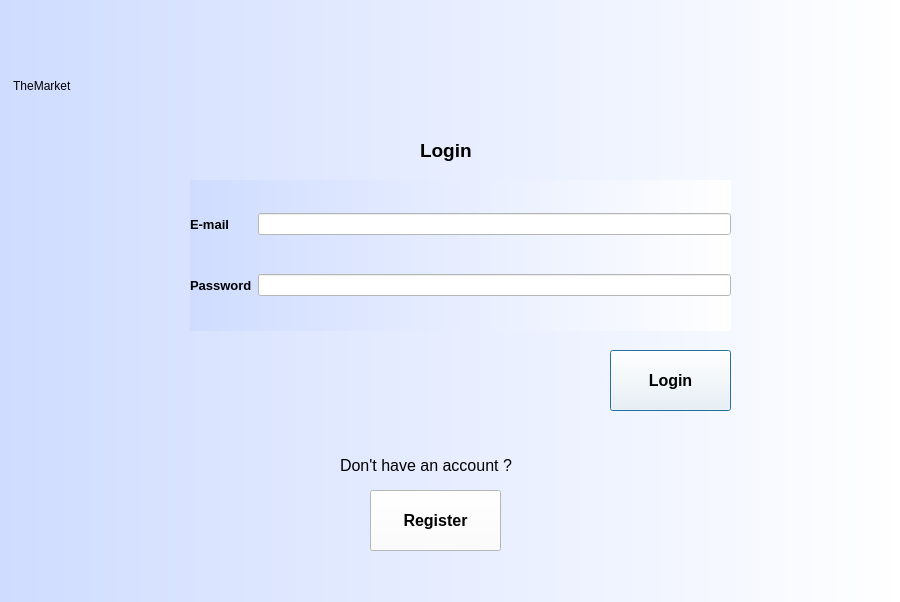
Qt form Marketplace-Client/Marketplace-Client/login.ui (Ahmedkhalifa1999/Design-and-Implementation-of-a-Marketplace-system) before a commit.
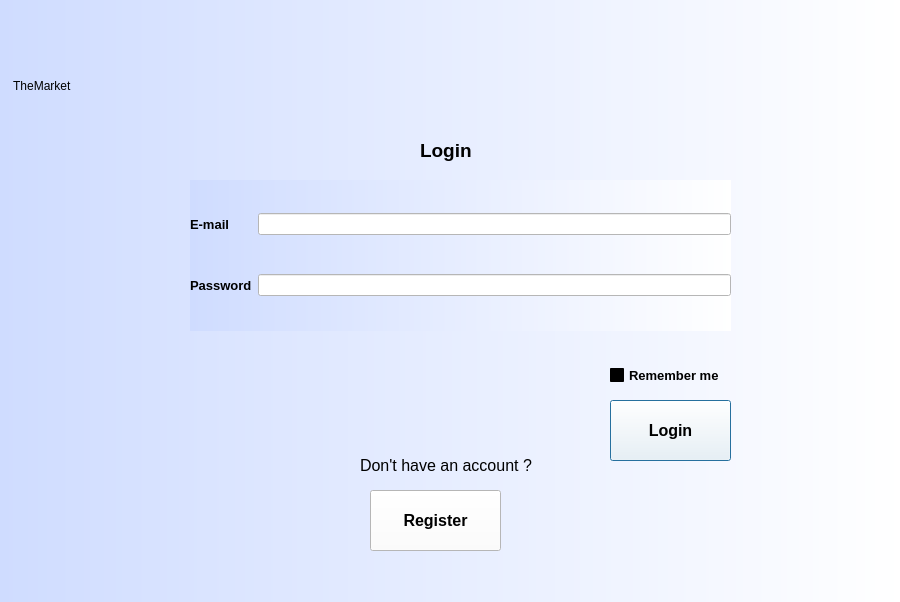
The same form after that commit.

Commit message: sign up , account ,cart , login

What changed in the file:
```diff
--- a/Marketplace-Client/Marketplace-Client/login.ui
+++ b/Marketplace-Client/Marketplace-Client/login.ui
@@ -60,7 +60,7 @@
    <property name="geometry">
     <rect>
      <x>610</x>
-     <y>350</y>
+     <y>400</y>
      <width>121</width>
      <height>61</height>
     </rect>
@@ -164,7 +164,7 @@
   <widget class="QLabel" name="label_5">
    <property name="geometry">
     <rect>
-     <x>340</x>
+     <x>360</x>
      <y>450</y>
      <width>221</width>
      <height>31</height>
@@ -182,6 +182,28 @@
     <string>Don't have an account ?</string>
    </property>
   </widget>
+  <widget class="QCheckBox" name="checkBox">
+   <property name="geometry">
+    <rect>
+     <x>610</x>
+     <y>360</y>
+     <width>141</width>
+     <height>31</height>
+    </rect>
+   </property>
+   <property name="font">
+    <font>
+     <pointsize>10</pointsize>
+     <bold>true</bold>
+    </font>
+   </property>
+   <property name="styleSheet">
+    <string notr="true">background-color: qradialgradient(spread:pad, cx:0.5, cy:0.5, radius:2, fx:0.500038, fy:0.511, stop:0.370192 rgba(255, 255, 255, 0), stop:0.4 rgba(255, 162, 162, 80), stop:0.425 rgba(255, 132, 132, 156), stop:0.427885 rgba(255, 188, 188, 80), stop:0.44 rgba(252, 128, 128, 80), stop:1 rgba(255, 255, 255, 0));</string>
+   </property>
+   <property name="text">
+    <string>Remember me</string>
+   </property>
+  </widget>
  </widget>
  <resources/>
  <connections/>
```
The commit also changes 11 other files.
